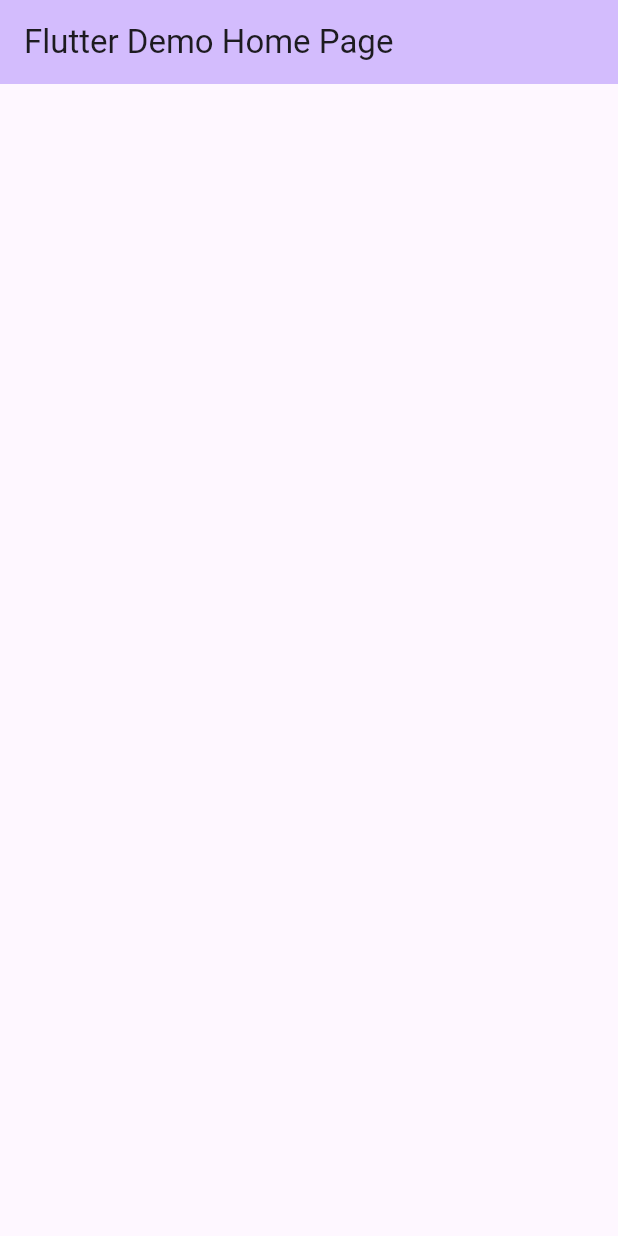
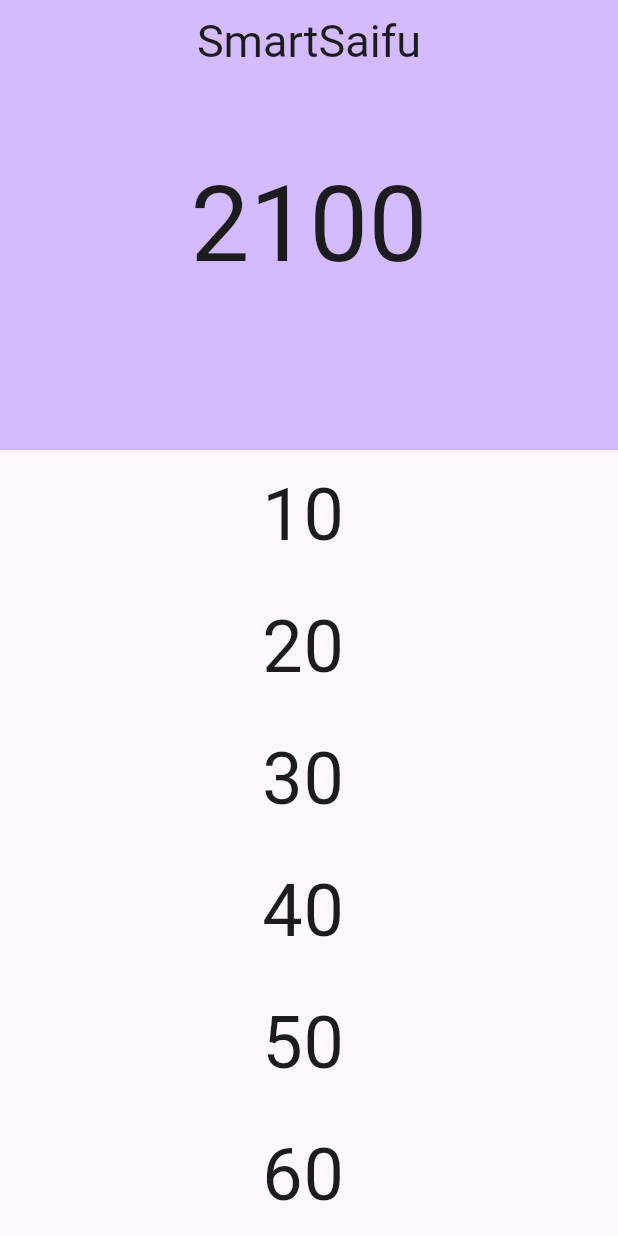
Before and after one commit to AravindIM/smartsaifu, a Flutter app: the screen it shows after launch, on a phone screen of 412 x 824 dp. Run offline on Flutter 3.47's test engine with Material 3 defaults, Android fonts, the phone set to English and light mode, and no system bars.

Commit message:
feat: sliver appbar

```diff
--- a/lib/main.dart
+++ b/lib/main.dart
@@ -10,12 +10,12 @@ class MyApp extends StatelessWidget {
   @override
   Widget build(BuildContext context) {
     return MaterialApp(
-      title: 'Flutter Demo',
+      title: 'SmartSaifu',
       theme: ThemeData(
         colorScheme: ColorScheme.fromSeed(seedColor: Colors.deepPurple),
         useMaterial3: true,
       ),
-      home: const MyHomePage(title: 'Flutter Demo Home Page'),
+      home: const MyHomePage(title: 'SmartSaifu'),
     );
   }
 }
@@ -27,9 +27,49 @@ class MyHomePage extends StatelessWidget {
   @override
   Widget build(BuildContext context) {
     return Scaffold(
-      appBar: AppBar(
-        backgroundColor: Theme.of(context).colorScheme.inversePrimary,
-        title: Text(title),
+      body: CustomScrollView(
+        physics: const BouncingScrollPhysics(),
+        slivers: [
+          SliverAppBar(
+            backgroundColor: Theme.of(context).colorScheme.inversePrimary,
+            stretch: true,
+            pinned: true,
+            floating: true,
+            stretchTriggerOffset: 300,
+            expandedHeight: 300.0,
+            title: Expanded(
+              child: Center(
+                child: Text(
+                  title,
+                  style: const TextStyle(fontFamily: "Roboto", fontSize: 30.0),
+                ),
+              ),
+            ),
+            flexibleSpace: const FlexibleSpaceBar(
+              background: Center(
+                child: Text(
+                  "2100",
+                  textScaler: TextScaler.linear(5.0),
+                ),
+              ),
+            ),
+          ),
+          SliverList(
+            delegate: SliverChildBuilderDelegate(
+              (BuildContext context, int index) {
+                return ListTile(
+                  title: Center(
+                    child: Text(
+                      "${index * 10 + 10}",
+                      textScaler: const TextScaler.linear(3.0),
+                    ),
+                  ),
+                );
+              },
+              childCount: 20,
+            ),
+          ),
+        ],
       ),
     );
   }
```
